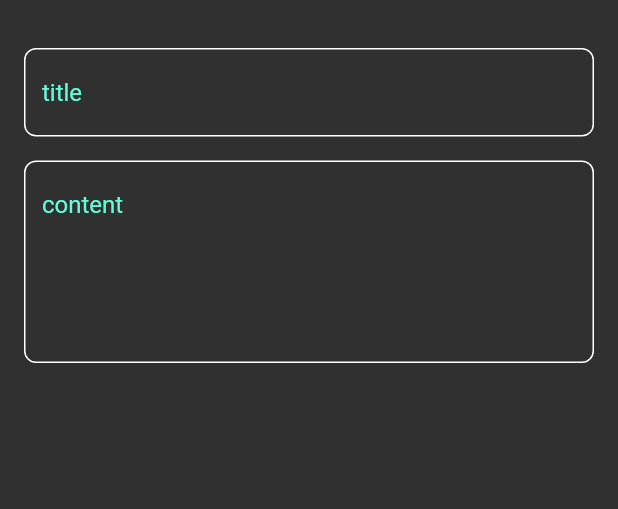
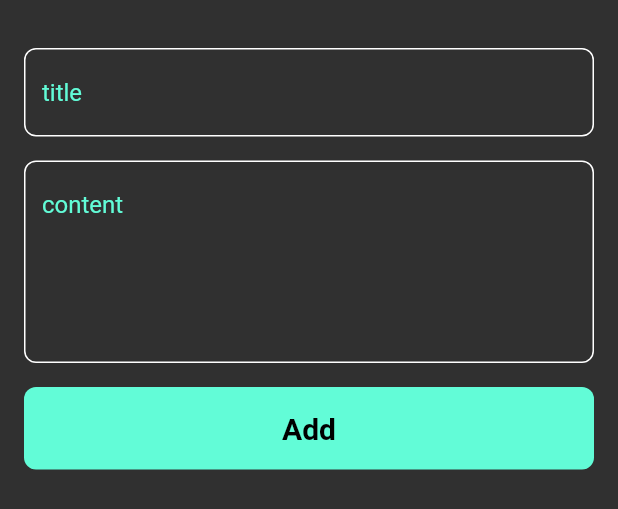
Before and after one commit to basant774/Note_App, a Flutter app: the AddNoteBottomSheet widget shown alone on an empty page, opened directly, on a phone screen of 412 x 824 dp. Shown: the top 509 px of the screen. Run offline on Flutter 3.47's test engine with Material 2 defaults, Android fonts, the phone set to English and light mode, and no system bars; Roboto replaces fonts that are missing (Poppins).

Commit message:
finish button sheet

```diff
--- a/lib/views/widgets/add_note_bottom_sheet.dart
+++ b/lib/views/widgets/add_note_bottom_sheet.dart
@@ -1,4 +1,6 @@
 import 'package:flutter/material.dart';
+import 'package:noteapp/views/widgets/constns.dart';
+import 'package:noteapp/views/widgets/custom_button.dart';
 import 'package:noteapp/views/widgets/custom_textField.dart';
 
 class AddNoteBottomSheet extends StatelessWidget {
@@ -8,6 +10,7 @@ class AddNoteBottomSheet extends StatelessWidget {
   Widget build(BuildContext context) {
     return Padding(
       padding: const EdgeInsets.symmetric(horizontal: 16),
+      child: SingleChildScrollView(
         child: Column(
           children: [
             SizedBox(
@@ -23,7 +26,15 @@ class AddNoteBottomSheet extends StatelessWidget {
               hint: 'content',
               maxlines: 5,
             ),
+            SizedBox(
+              height: 16,
+            ),
+            customBottom(),
+            SizedBox(
+              height: 16,
+            ),
           ],
+        ),
       ),
     );
   }
--- /dev/null
+++ b/lib/views/widgets/custom_button.dart
@@ -0,0 +1,26 @@
+import 'package:flutter/material.dart';
+import 'package:noteapp/views/widgets/constns.dart';
+
+class customBottom extends StatelessWidget {
+  const customBottom({super.key});
+
+  @override
+  Widget build(BuildContext context) {
+    return Container(
+      width: MediaQuery.of(context).size.width,
+      height: 55,
+      decoration: BoxDecoration(
+          color: KPrimaryColor,
+          borderRadius: BorderRadius.circular(
+            8,
+          )),
+      child: Center(
+        child: Text(
+          'Add',
+          style: TextStyle(
+              color: Colors.black, fontSize: 20, fontWeight: FontWeight.bold),
+        ),
+      ),
+    );
+  }
+}
```
Lines whose indentation alone changed are shown as unchanged.
